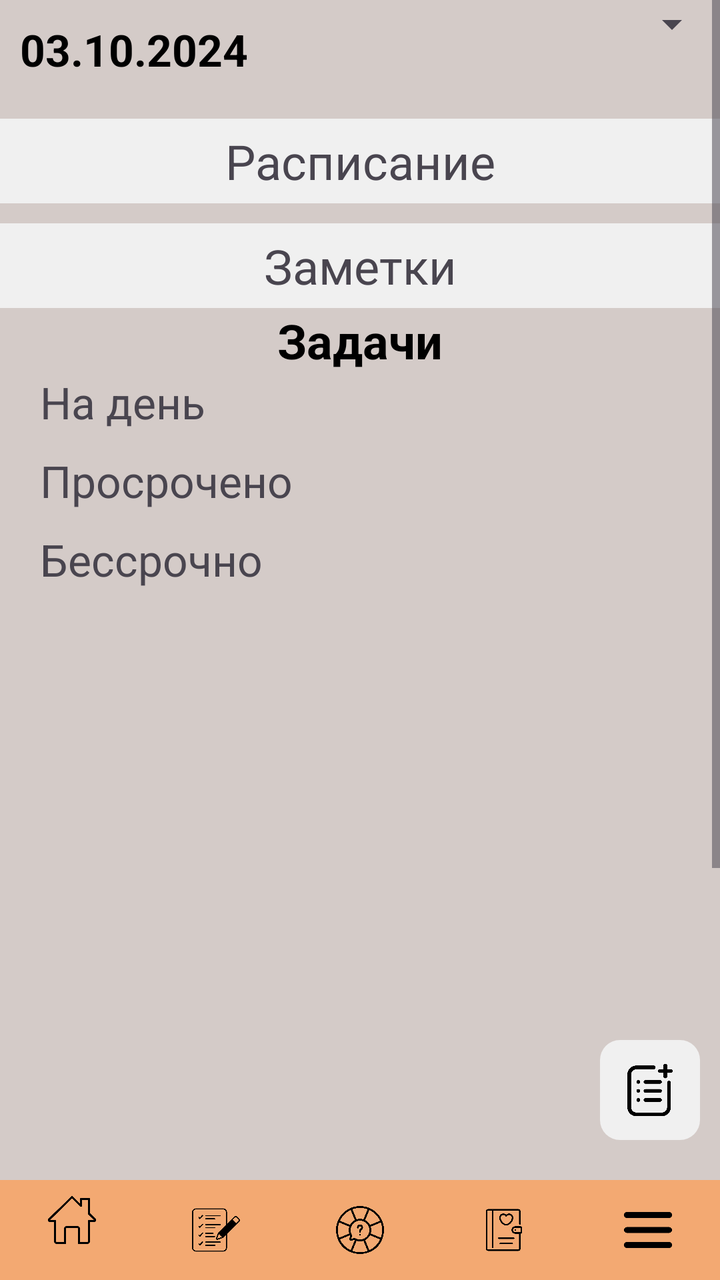
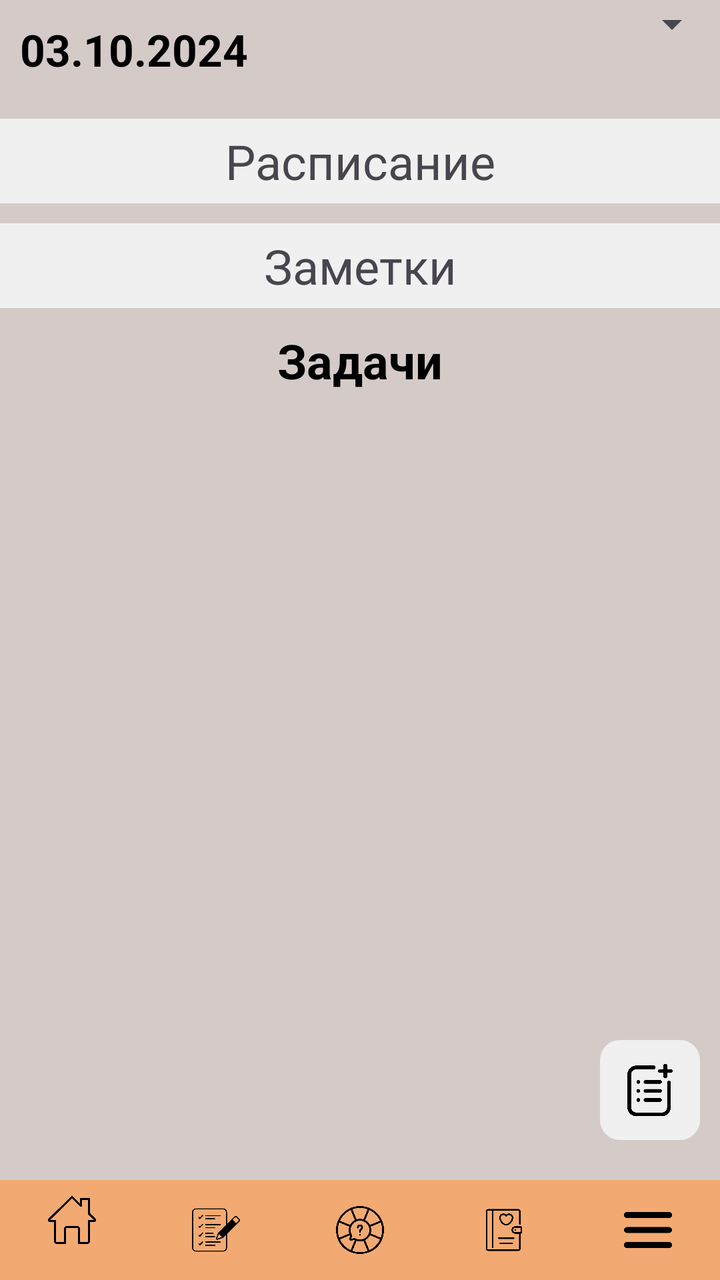

Compare the two renders of this Android layout. The source of the first and the diff that turns it into the second are given below.
<!-- AndroidManifest.xml: application theme Theme.Assistant -->
<!-- res/layout/activity_main.xml -->
<?xml version="1.0" encoding="utf-8"?>
<RelativeLayout xmlns:android="http://schemas.android.com/apk/res/android"
    xmlns:app="http://schemas.android.com/apk/res-auto"
    xmlns:tools="http://schemas.android.com/tools"
    android:layout_width="match_parent"
    android:layout_height="match_parent"
    android:background="@color/background_main"
    tools:context=".MainActivity"
    android:scrollbars="vertical">

    <ScrollView
        android:layout_width="match_parent"
        android:layout_height="match_parent"
        android:id="@+id/scroll">
    <RelativeLayout
        android:layout_width="match_parent"
        android:layout_height="wrap_content"
        android:orientation="vertical">


        <EditText
            android:id="@+id/dateText"
            android:layout_width="wrap_content"
            android:layout_height="wrap_content"
            android:text="03.10.2024"
            android:textAlignment="textStart"
            android:textStyle="bold"
            android:textColor="@color/black"
            android:textSize="22dp"
            android:padding="10dp"
            android:onClick="setDate"
            android:focusableInTouchMode="false"
            android:focusable="false"
            android:editable="false"
            android:backgroundTint="@color/background_main"/>

        <androidx.appcompat.widget.AppCompatSpinner
            android:id="@+id/daySpinner"
            android:layout_width="wrap_content"
            android:layout_height="wrap_content"
            android:layout_toRightOf="@+id/dateText"
            android:layout_alignParentRight="true"
            android:textAlignment="textEnd"
            android:paddingVertical="10dp"
            android:paddingHorizontal="30dp"
            />

        <TextView
            android:id="@+id/timetableBtn"
            android:layout_width="match_parent"
            android:layout_height="wrap_content"
            android:layout_below="@+id/dateText"
            android:background="@color/background2"
            android:textAlignment="center"
            android:text="Расписание"
            android:textAllCaps="false"
            android:textSize="24dp"
            android:layout_marginTop="10dp"
            android:paddingVertical="5dp"
            />

        <LinearLayout
            android:layout_width="match_parent"
            android:layout_height="wrap_content"
            android:id="@+id/timetableLayout"
            android:layout_below="@+id/timetableBtn"
            android:visibility="gone"
            android:background="@color/background2"
            android:orientation="vertical" >

            <androidx.recyclerview.widget.RecyclerView
                android:layout_width="match_parent"
                android:layout_height="wrap_content"
                android:id="@+id/timetableRecyclerView"
                android:layout_marginHorizontal="10dp"
                />

        </LinearLayout>


        <TextView
            android:id="@+id/notesBtn"
            android:layout_width="match_parent"
            android:layout_height="wrap_content"
            android:layout_below="@+id/timetableLayout"
            android:background="@color/background2"
            android:textAlignment="center"
            android:text="Заметки"
            android:textAllCaps="false"
            android:textSize="24dp"
            android:layout_marginTop="10dp"
            android:paddingVertical="5dp"
            />

        <EditText
            android:layout_width="match_parent"
            android:layout_height="wrap_content"
            android:id="@+id/notesEditText"
            android:layout_below="@+id/notesBtn"
            android:background="@color/background2"
            android:text="Здесь написана какая-то заметка. В дальнейшем ее можно будет изменять."
            android:textColor="@color/black"
            android:textSize="16dp"
            android:paddingHorizontal="10dp"
            android:visibility="gone"
            android:paddingBottom="10dp"/>

        <TextView
            android:id="@+id/TasksText"
            android:layout_width="match_parent"
            android:layout_height="wrap_content"
            android:layout_below="@+id/notesEditText"
            android:text="Задачи"
            android:textAlignment="center"
            android:textSize="24dp"
            android:textStyle="bold"
            android:textColor="@color/black" />
        <LinearLayout
            android:layout_width="match_parent"
            android:layout_height="wrap_content"
            android:layout_below="@+id/TasksText"
            android:layout_marginHorizontal="20dp"
            android:orientation="vertical">
            <TextView
                android:id="@+id/forDayTaskText"
                android:layout_width="match_parent"
                android:layout_height="wrap_content"
                android:text="На день"
                android:textSize="22dp" />
            <androidx.recyclerview.widget.RecyclerView
                android:id="@+id/forDayLIST"
                android:layout_width="match_parent"
                android:layout_height="wrap_content"
                android:layout_marginBottom="10dp"
                android:background="@drawable/image_btn_style"/>


            <TextView
                android:id="@+id/overdieTaskText"
                android:layout_width="match_parent"
                android:layout_height="wrap_content"
                android:text="Просрочено"
                android:textSize="22dp" />
            <androidx.recyclerview.widget.RecyclerView
                android:id="@+id/overdieLIST"
                android:layout_width="match_parent"
                android:layout_height="wrap_content"
                android:layout_marginBottom="10dp"
                android:background="@drawable/image_btn_style"/>

            <TextView
                android:id="@+id/openEndedTaskText"
                android:layout_width="match_parent"
                android:layout_height="wrap_content"
                android:text="Бессрочно"
                android:textSize="22dp" />
            <androidx.recyclerview.widget.RecyclerView
                android:id="@+id/openEndedLIST"
                android:layout_width="match_parent"
                android:layout_height="300dp"
                android:layout_marginBottom="10dp"/>

            <TextView
                android:id="@+id/soonDeadlineTaskText"
                android:layout_width="match_parent"
                android:layout_height="wrap_content"
                android:text="Скоро дедлайн"
                android:textSize="22dp" />
            <androidx.recyclerview.widget.RecyclerView
                android:id="@+id/soonDeadlineLIST"
                android:layout_width="match_parent"
                android:layout_height="300dp"
                android:layout_marginBottom="10dp"/>

        </LinearLayout>
    </RelativeLayout>
    </ScrollView>

    <ImageButton
        android:layout_width="50dp"
        android:layout_height="50dp"
        android:id="@+id/newTaskBtn"
        android:src="@drawable/add_plus3"
        android:scaleType="fitCenter"
        android:padding="10dp"
        android:background="@drawable/image_btn_style"
        android:layout_alignParentBottom="true"
        android:layout_marginBottom="70dp"
        android:layout_marginRight="10dp"
        android:layout_alignParentRight="true"
        android:contentDescription=""
        />


    <com.google.android.material.bottomnavigation.BottomNavigationView
        android:id="@+id/bottomNavigationView"
        android:layout_width="match_parent"
        android:layout_height="50dp"
        android:background="@color/bottom_menu"
        style="@style/Widget.MaterialComponents.BottomNavigationView.Colored"
        app:itemIconTint="@color/black"


        android:layout_alignParentBottom="true"
        app:menu="@menu/bottom_menu"

    />

</RelativeLayout>
<!-- resources referenced by this layout -->
<resources>
  <color name="background2">#FFF0F0F0</color>
  <color name="background_main">#FFD4CBC8</color>
  <color name="black">#FF000000</color>
  <color name="bottom_menu">#FFF3A972</color>
  <!-- drawable add_plus3: png bitmap (drawable, 9426 bytes) -->
  <!-- drawable image_btn_style (drawable) -->
  <?xml version="1.0" encoding="utf-8"?>
  <shape xmlns:android="http://schemas.android.com/apk/res/android">
      <solid android:color="@color/background2"/>
      <corners android:radius="10.0dp"/>
  </shape>
  <style name="Theme.Assistant" parent="Base.Theme.Assistant" />
  <style name="Base.Theme.Assistant" parent="Theme.Material3.DayNight.NoActionBar">
          
          
          <item name="colorPrimary">@color/background_main</item>
  
          <item name="android:spinnerItemStyle">
              @style/spinnerItemStyle
          </item>
  
          
          <item name="android:spinnerDropDownItemStyle">
              @style/spinnerDropDownItemStyle
          </item>
  
      </style>
  <style name="spinnerItemStyle">
  
          <item name="android:textStyle">normal</item>
          <item name="android:paddingHorizontal">20dp</item>
          <item name="android:textSize">20sp</item>
          <item name="android:textColor">@color/black</item>
      </style>
  <style name="spinnerDropDownItemStyle">
          <item name="android:paddingHorizontal">20dp</item>
          <item name="android:paddingVertical">10dp</item>
          <item name="android:textSize">20sp</item>
          <item name="android:textColor">@color/black</item>
      </style>
</resources>

<!-- the commit's change to res/layout/activity_main.xml (unified diff, before → after) -->
@@ -114,65 +114,18 @@
             android:textAlignment="center"
             android:textSize="24dp"
             android:textStyle="bold"
-            android:textColor="@color/black" />
-        <LinearLayout
-            android:layout_width="match_parent"
-            android:layout_height="wrap_content"
-            android:layout_below="@+id/TasksText"
-            android:layout_marginHorizontal="20dp"
-            android:orientation="vertical">
-            <TextView
-                android:id="@+id/forDayTaskText"
+            android:textColor="@color/black"
+            android:layout_marginTop="10dp"/>
+
+            <androidx.recyclerview.widget.RecyclerView
+                android:id="@+id/tasksRecyclerView"
                 android:layout_width="match_parent"
                 android:layout_height="wrap_content"
-                android:text="На день"
-                android:textSize="22dp" />
-            <androidx.recyclerview.widget.RecyclerView
-                android:id="@+id/forDayLIST"
-                android:layout_width="match_parent"
-                android:layout_height="wrap_content"
-                android:layout_marginBottom="10dp"
-                android:background="@drawable/image_btn_style"/>
+                android:layout_marginBottom="60dp"
+                android:background="@drawable/image_btn_style"
+                android:layout_below="@+id/TasksText"
+                android:layout_marginHorizontal="20dp"/>
 
-
-            <TextView
-                android:id="@+id/overdieTaskText"
-                android:layout_width="match_parent"
-                android:layout_height="wrap_content"
-                android:text="Просрочено"
-                android:textSize="22dp" />
-            <androidx.recyclerview.widget.RecyclerView
-                android:id="@+id/overdieLIST"
-                android:layout_width="match_parent"
-                android:layout_height="wrap_content"
-                android:layout_marginBottom="10dp"
-                android:background="@drawable/image_btn_style"/>
-
-            <TextView
-                android:id="@+id/openEndedTaskText"
-                android:layout_width="match_parent"
-                android:layout_height="wrap_content"
-                android:text="Бессрочно"
-                android:textSize="22dp" />
-            <androidx.recyclerview.widget.RecyclerView
-                android:id="@+id/openEndedLIST"
-                android:layout_width="match_parent"
-                android:layout_height="300dp"
-                android:layout_marginBottom="10dp"/>
-
-            <TextView
-                android:id="@+id/soonDeadlineTaskText"
-                android:layout_width="match_parent"
-                android:layout_height="wrap_content"
-                android:text="Скоро дедлайн"
-                android:textSize="22dp" />
-            <androidx.recyclerview.widget.RecyclerView
-                android:id="@+id/soonDeadlineLIST"
-                android:layout_width="match_parent"
-                android:layout_height="300dp"
-                android:layout_marginBottom="10dp"/>
-
-        </LinearLayout>
     </RelativeLayout>
     </ScrollView>
 
